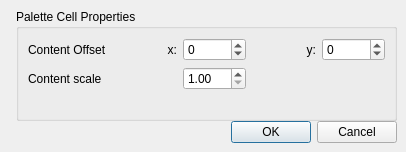
musescore/musescore-old, file mscore/mscore/cellproperties.ui: the form before one commit.
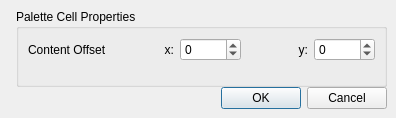
The form after the commit. Icons and pictures are not drawn.

Patch:
```diff
--- a/mscore/mscore/cellproperties.ui
+++ b/mscore/mscore/cellproperties.ui
@@ -6,8 +6,8 @@
    <rect>
     <x>0</x>
     <y>0</y>
-    <width>406</width>
-    <height>152</height>
+    <width>396</width>
+    <height>118</height>
    </rect>
   </property>
   <property name="windowTitle">
@@ -47,17 +47,29 @@
         <string>Palette Cell Properties</string>
        </property>
        <property name="flat">
-        <bool>false</bool>
+        <bool>true</bool>
        </property>
-       <layout class="QGridLayout" name="gridLayout">
-        <item row="0" column="0">
+       <layout class="QVBoxLayout" name="verticalLayout_2">
+        <item>
+         <layout class="QHBoxLayout" name="horizontalLayout_2">
+          <item>
          <widget class="QLabel" name="label">
           <property name="text">
            <string>Content Offset</string>
           </property>
          </widget>
         </item>
-        <item row="0" column="2">
+          <item>
+           <widget class="QLabel" name="label_2">
+            <property name="text">
+             <string>x:</string>
+            </property>
+            <property name="alignment">
+             <set>Qt::AlignRight|Qt::AlignTrailing|Qt::AlignVCenter</set>
+            </property>
+           </widget>
+          </item>
+          <item>
          <widget class="QSpinBox" name="xoffset">
           <property name="minimum">
            <number>-1000</number>
@@ -67,7 +79,29 @@
           </property>
          </widget>
         </item>
-        <item row="2" column="0">
+          <item>
+           <widget class="QLabel" name="label_4">
+            <property name="text">
+             <string>y:</string>
+            </property>
+            <property name="alignment">
+             <set>Qt::AlignRight|Qt::AlignTrailing|Qt::AlignVCenter</set>
+            </property>
+           </widget>
+          </item>
+          <item>
+           <widget class="QSpinBox" name="yoffset">
+            <property name="minimum">
+             <number>-1000</number>
+            </property>
+            <property name="maximum">
+             <number>1000</number>
+            </property>
+           </widget>
+          </item>
+         </layout>
+        </item>
+        <item>
          <spacer name="verticalSpacer">
           <property name="orientation">
            <enum>Qt::Vertical</enum>
@@ -80,53 +114,6 @@
           </property>
          </spacer>
         </item>
-        <item row="0" column="3">
-         <widget class="QLabel" name="label_4">
-          <property name="text">
-           <string>y:</string>
-          </property>
-          <property name="alignment">
-           <set>Qt::AlignRight|Qt::AlignTrailing|Qt::AlignVCenter</set>
-          </property>
-         </widget>
-        </item>
-        <item row="0" column="4">
-         <widget class="QSpinBox" name="yoffset">
-          <property name="minimum">
-           <number>-1000</number>
-          </property>
-          <property name="maximum">
-           <number>1000</number>
-          </property>
-         </widget>
-        </item>
-        <item row="0" column="1">
-         <widget class="QLabel" name="label_2">
-          <property name="text">
-           <string>x:</string>
-          </property>
-          <property name="alignment">
-           <set>Qt::AlignRight|Qt::AlignTrailing|Qt::AlignVCenter</set>
-          </property>
-         </widget>
-        </item>
-        <item row="1" column="0">
-         <widget class="QLabel" name="label_5">
-          <property name="text">
-           <string>Content scale</string>
-          </property>
-         </widget>
-        </item>
-        <item row="1" column="2">
-         <widget class="QDoubleSpinBox" name="scale">
-          <property name="minimum">
-           <double>1.000000000000000</double>
-          </property>
-          <property name="singleStep">
-           <double>2.000000000000000</double>
-          </property>
-         </widget>
-        </item>
        </layout>
       </widget>
      </item>
```
Left out of the diff: 4 changed lines with no effect on the pictures. Lines whose indentation alone changed are shown as unchanged.
